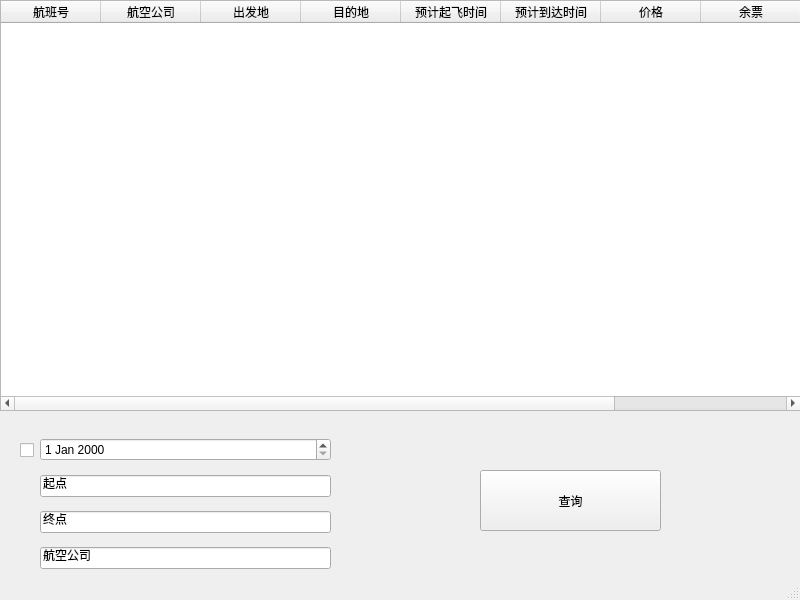
The window that Qt/table.ui (Anduin9527/CivilAviationTicketingSystem) describes before a commit, drawn with Qt 5.
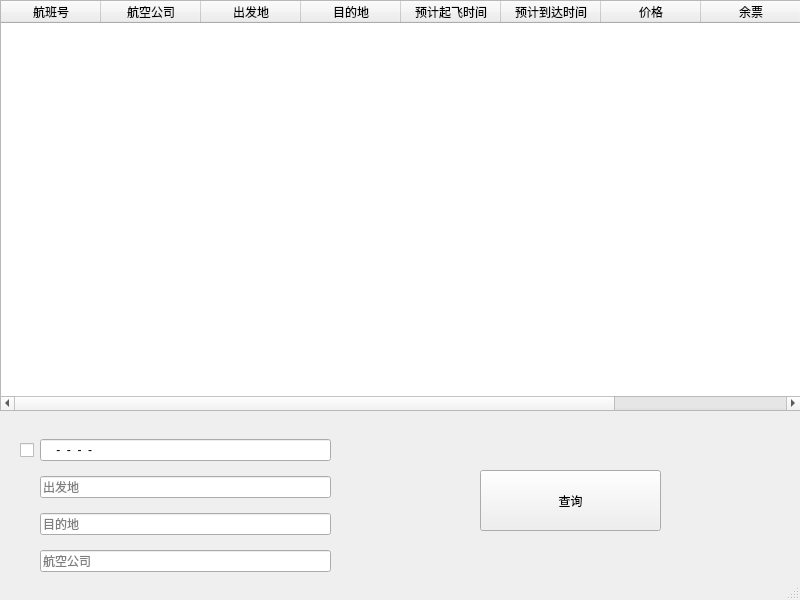
The same window after the commit.

```diff
--- a/Qt/table.ui
+++ b/Qt/table.ui
@@ -130,25 +130,41 @@
     </property>
     <layout class="QVBoxLayout" name="verticalLayout">
      <item>
-      <widget class="QDateEdit" name="editDate"/>
+      <widget class="QLineEdit" name="editDate">
+       <property name="inputMask">
+        <string>0000-00-00-00-00</string>
+       </property>
+       <property name="placeholderText">
+        <string>YYYY-MM-DD-HH-mm</string>
+       </property>
+      </widget>
      </item>
      <item>
       <widget class="QLineEdit" name="editStart">
        <property name="text">
-        <string>起点</string>
+        <string/>
+       </property>
+       <property name="placeholderText">
+        <string>出发地</string>
        </property>
       </widget>
      </item>
      <item>
       <widget class="QLineEdit" name="editEnd">
        <property name="text">
-        <string>终点</string>
+        <string/>
+       </property>
+       <property name="placeholderText">
+        <string>目的地</string>
        </property>
       </widget>
      </item>
      <item>
       <widget class="QLineEdit" name="editAirways">
        <property name="text">
+        <string/>
+       </property>
+       <property name="placeholderText">
         <string>航空公司</string>
        </property>
       </widget>
```
